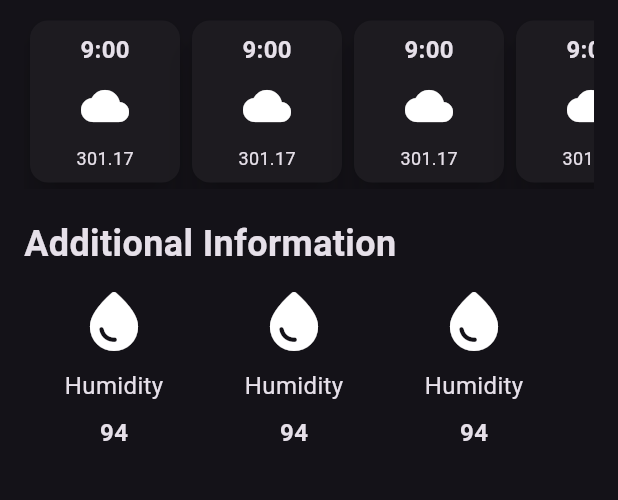
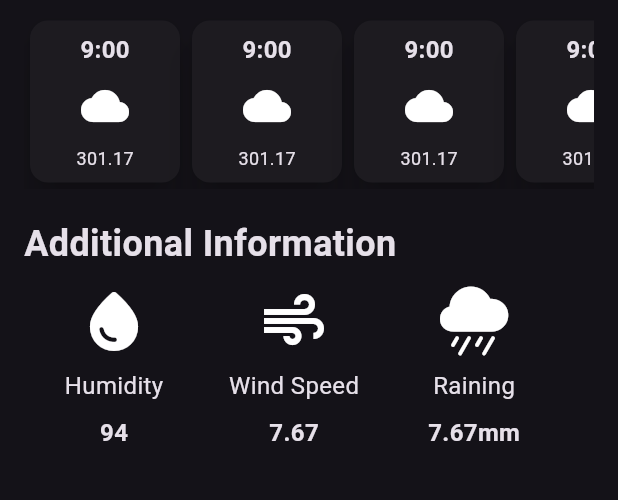
Before and after one commit to SujeetMainali/Weather-App-Flutter, a Flutter app: the screen it shows after launch, on a phone screen of 412 x 824 dp, the part 482-982 px from its top. Run offline on Flutter 3.47's test engine with Material 2 defaults, Android fonts, the phone set to English and light mode, and no system bars.

```diff
--- a/lib/Components/additional_info.dart
+++ b/lib/Components/additional_info.dart
@@ -1,3 +1,4 @@
+import 'package:flutter/cupertino.dart';
 import 'package:flutter/material.dart';
 
 class AdditionalInformation extends StatefulWidget {
@@ -22,9 +23,9 @@ class _AdditionalInformationState extends State<AdditionalInformation> {
         ),
         Row(
           children: [
-            AdditionalInformationCard(),
-            AdditionalInformationCard(),
-            AdditionalInformationCard()
+            AdditionalInformationCard(iconData:Icons.water_drop_rounded,condition: "Humidity", conditionMeasure: "94", ),
+            AdditionalInformationCard(iconData: Icons.air, condition: "Wind Speed", conditionMeasure: "7.67",),
+            AdditionalInformationCard(iconData: CupertinoIcons.cloud_rain_fill, condition: "Raining", conditionMeasure: "7.67mm",)
           ],
         )
       ],
@@ -33,27 +34,30 @@ class _AdditionalInformationState extends State<AdditionalInformation> {
 }
 
 class AdditionalInformationCard extends StatelessWidget {
-  const AdditionalInformationCard({super.key});
+   final IconData iconData;
+  final String condition;
+  final String conditionMeasure;
+  const AdditionalInformationCard({super.key,  required this.iconData, required this.condition, required this.conditionMeasure});
 
   @override
   Widget build(BuildContext context) {
-    return const SizedBox(
+    return  SizedBox(
       width: 120,
       child: Column(
         children: [
           Icon(
-            Icons.water_drop_rounded,
+            iconData,
             size: 48,
           ),
-          SizedBox(height: 8,),
+         const  SizedBox(height: 8,),
           Text(
-            "Humidity",
-            style: TextStyle(fontSize: 16),
+            condition,
+            style: const TextStyle(fontSize: 16),
           ),
-          SizedBox(height: 8,),
+         const  SizedBox(height: 8,),
           Text(
-            "94",
-            style: TextStyle(fontSize: 16, fontWeight: FontWeight.bold),
+          conditionMeasure,
+            style: const TextStyle(fontSize: 16, fontWeight: FontWeight.bold),
           )
         ],
       ),
--- a/lib/Components/weather_forecast.dart
+++ b/lib/Components/weather_forecast.dart
@@ -29,7 +29,6 @@ class _WeatherForecastState extends State<WeatherForecast> {
               HourlyForecastCard(),
               HourlyForecastCard(),
               HourlyForecastCard()
-
             ],
           ),
         )
@@ -39,32 +38,39 @@ class _WeatherForecastState extends State<WeatherForecast> {
 }
 
 class HourlyForecastCard extends StatelessWidget {
-  const HourlyForecastCard({super.key});
+  const HourlyForecastCard({
+    super.key,
+  });
 
   @override
   Widget build(BuildContext context) {
-    return  Card(
+    return Card(
       elevation: 10,
       child: Container(
         width: 100,
         padding: const EdgeInsets.all(8.0),
-                  decoration: BoxDecoration(
-                    borderRadius: BorderRadius.circular(12)
-                  ),
+        decoration: BoxDecoration(borderRadius: BorderRadius.circular(12)),
         child: const Column(
           children: [
             Text(
               "9:00",
-                        style: TextStyle(
-                            fontSize: 16, fontWeight: FontWeight.bold),
+              style: TextStyle(fontSize: 16, fontWeight: FontWeight.bold),
             ),
-                      SizedBox(height: 10,),
-                      Icon(Icons.cloud, size: 32,),
-                      SizedBox(height: 10,),
+            SizedBox(
+              height: 10,
+            ),
+            Icon(
+              Icons.cloud,
+              size: 32,
+            ),
+            SizedBox(
+              height: 10,
+            ),
             Text(
               "301.17",
               style: TextStyle(
-                            fontSize: 12,),
+                fontSize: 12,
+              ),
             )
           ],
         ),
```
Lines whose indentation alone changed are shown as unchanged.
